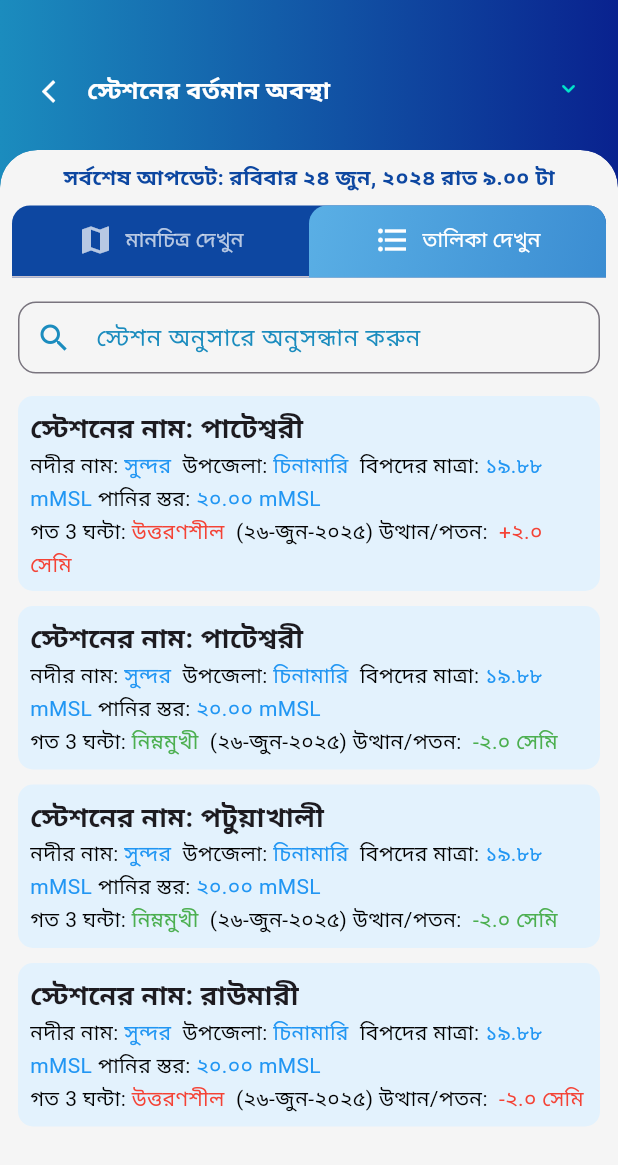
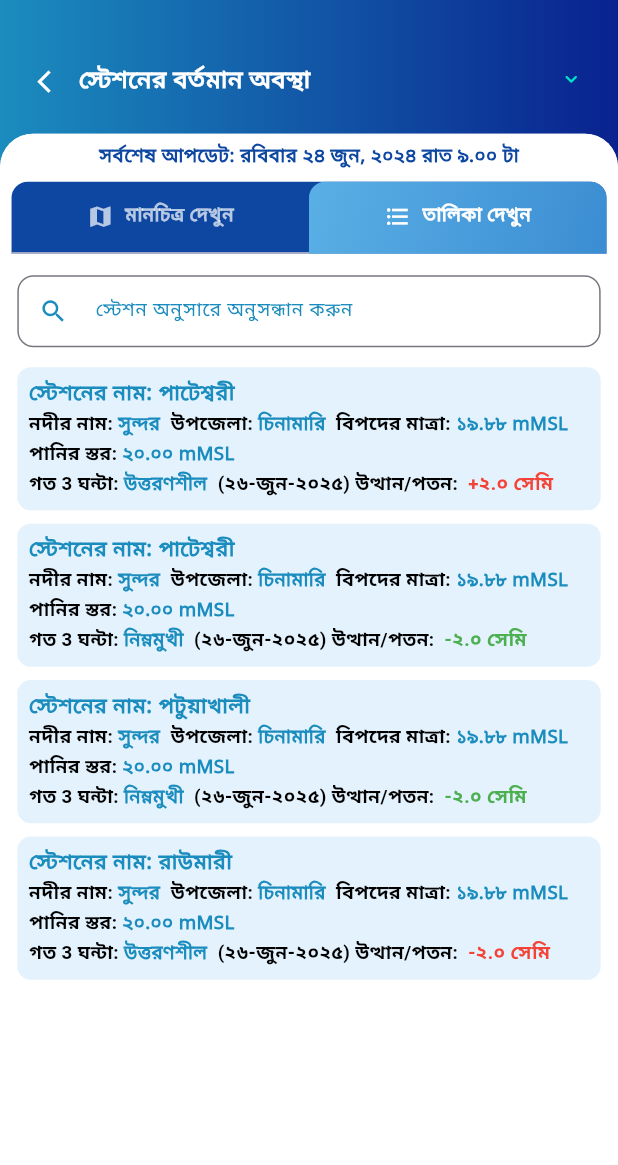
Before and after one commit to SadakatulShakil/FFWC_APP, a Flutter app: the StationInformation screen opened directly with empty values, tab 2 chosen, on a phone screen of 412 x 824 dp. Shown: the top 1165 px of the screen. Run offline on Flutter 3.47's test engine with Material 3 defaults, Android fonts, the light colour scheme and no system bars; our stand-ins replace firebase_core, firebase_messaging, flutter_local_notifications, flutter_screenutil, flutter_svg, geolocator and 6 more; missing offline and left inert: pdfx; accounts and stored records are empty.

Commit message:
Station current situation pdated with responsiveness

```diff
--- a/lib/main.dart
+++ b/lib/main.dart
@@ -35,6 +35,7 @@ void main() async {
       await Firebase.initializeApp(
         options: DefaultFirebaseOptions.currentPlatform,
       );
+      await FirebaseService().initNotifications();
     }
   } on Exception catch (e, stack) {
     print('🔥 Location Initialization Error: $e');
@@ -53,12 +54,10 @@ void main() async {
 class MyApp extends StatelessWidget {
   final MobileController mobileController = Get.put(MobileController());
   final themeController = Get.find<ThemeController>();
-  final FirebaseService _firebaseService = FirebaseService();
   final String savedLang;
   MyApp(this.savedLang);
   @override
   Widget build(BuildContext context) {
-    _firebaseService.initNotifications();
     SystemChrome.setSystemUIOverlayStyle(SystemUiOverlayStyle(
       statusBarColor: Colors.transparent, // makes status bar transparent
       statusBarIconBrightness: Brightness.dark, // or Brightness.light depending on text color
--- a/lib/pages/station_information.dart
+++ b/lib/pages/station_information.dart
@@ -1,7 +1,7 @@
 import 'package:flutter/material.dart';
 import 'package:flutter/services.dart';
+import 'package:flutter_screenutil/flutter_screenutil.dart';
 import 'package:get/get.dart';
-import 'package:get/get_core/src/get_main.dart';
 
 import '../utills/widgets/station_info_graphical_view.dart';
 import '../utills/widgets/station_info_list_view.dart';
@@ -12,16 +12,19 @@ class StationInformation extends StatefulWidget {
   final String value;
   final String label;
 
-  StationInformation({super.key, this.tabIndex = 0,
+  StationInformation({
+    super.key,
+    this.tabIndex = 0,
     required this.title,
     required this.value,
-    required this.label});
+    required this.label,
+  });
+
   @override
   State<StationInformation> createState() => _StationInformationState();
 }
 
-class _StationInformationState extends State<StationInformation> with SingleTickerProviderStateMixin{
-
+class _StationInformationState extends State<StationInformation> with SingleTickerProviderStateMixin {
   late TabController _tabController;
 
   @override
@@ -49,10 +52,10 @@ class _StationInformationState extends State<StationInformation> with SingleTick
           height: double.infinity,
           child: Stack(
             children: [
-              ///Background gradiant for appbar
+              /// AppBar background
               Container(
-                padding: EdgeInsets.fromLTRB(16, 40, 16, 16),
-                height: 150,
+                padding: EdgeInsets.fromLTRB(16.w, 40.h, 16.w, 16.h),
+                height: 150.h,
                 width: double.infinity,
                 decoration: BoxDecoration(
                   gradient: LinearGradient(
@@ -67,20 +70,22 @@ class _StationInformationState extends State<StationInformation> with SingleTick
                     GestureDetector(
                       onTap: () => Get.back(),
                       child: Padding(
-                        padding:  EdgeInsets.all(12.0),
-                        child: Icon(Icons.arrow_back_ios, color: Colors.white, size: 18,),
+                        padding: EdgeInsets.all(10.w),
+                        child: Icon(Icons.arrow_back_ios, color: Colors.white, size: 20.sp),
                       ),
                     ),
                     Expanded(
                       child: Padding(
-                        padding:  EdgeInsets.only(top: 8.0, bottom: 8.0),
+                        padding: EdgeInsets.symmetric(vertical: 8.h),
                         child: Align(
                           alignment: Alignment.topLeft,
                           child: Text(
                             'স্টেশনের বর্তমান অবস্থা',
                             style: TextStyle(
-                              fontSize: 16,
-                              fontWeight: FontWeight.bold,
+                              fontFamily: 'NotoSansBengali',
+                              letterSpacing: 0.3.sp,
+                              fontWeight: FontWeight.w600,
+                              fontSize: 18.sp,
                               color: Colors.white,
                             ),
                           ),
@@ -88,72 +93,78 @@ class _StationInformationState extends State<StationInformation> with SingleTick
                       ),
                     ),
                     Padding(
-                      padding:  EdgeInsets.only(top: 8.0, bottom: 8.0),
+                      padding: EdgeInsets.symmetric(vertical: 8.h),
                       child: Align(
                         alignment: Alignment.topLeft,
-                        child: Text( widget.title,
+                        child: Text(
+                          widget.title,
                           style: TextStyle(
-                            fontSize: 16,
-                            fontWeight: FontWeight.bold,
+                            fontSize: 16.sp,
+                            fontFamily: 'NotoSansBengali',
+                            fontWeight: FontWeight.w600,
                             color: Color(0xFF00E5CA),
                           ),
                         ),
                       ),
                     ),
                     Padding(
-                      padding: const EdgeInsets.only(top: 10.0, bottom: 12.0, right: 8.0),
-                      child: Icon(Icons.keyboard_arrow_down_rounded, color: Color(0xFF00E5CA), size: 18,),
+                      padding: EdgeInsets.only(top: 10.h, bottom: 12.h, right: 8.w),
+                      child: Icon(Icons.keyboard_arrow_down_rounded, color: Color(0xFF00E5CA), size: 18.sp),
                     ),
                   ],
                 ),
               ),
 
-              /// Curved section and List of content
+              /// Tab section
               Positioned(
-                top: 100,
+                top: 100.h,
                 left: 0,
                 right: 0,
                 bottom: 0,
                 child: ClipRRect(
                   borderRadius: BorderRadius.only(
-                    topRight: Radius.circular(25),
-                    topLeft: Radius.circular(25),
+                    topRight: Radius.circular(25.r),
+                    topLeft: Radius.circular(25.r),
                   ),
                   child: Container(
                     decoration: BoxDecoration(
                       color: Colors.grey.shade100,
                       borderRadius: BorderRadius.only(
-                        topRight: Radius.circular(25),
-                        topLeft: Radius.circular(25),
+                        topRight: Radius.circular(25.r),
+                        topLeft: Radius.circular(25.r),
                       ),
                       boxShadow: [
                         BoxShadow(
                           color: Colors.black12,
-                          blurRadius: 10,
+                          blurRadius: 10.r,
                           offset: Offset(0, 2),
                         ),
                       ],
                     ),
+                    child: Container(
+                      color: Colors.white,
                       child: Column(
                         children: [
-                        // Add TabBar
-                        SizedBox(height: 8),
-                        Text('সর্বশেষ আপডেট: রবিবার ২৪ জুন, ২০২৪ রাত ৯.০০ টা',
+                          SizedBox(height: 8.h),
+                          Text(
+                            'সর্বশেষ আপডেট: রবিবার ২৪ জুন, ২০২৪ রাত ৯.০০ টা',
                             style: TextStyle(
-                            fontSize: 14,
-                            fontWeight: FontWeight.bold,
+                              fontSize: 14.sp,
+                              fontFamily: 'NotoSansBengali',
+                              letterSpacing: 0.3.sp,
+                              fontWeight: FontWeight.w700,
                               color: Colors.blue.shade900,
                             ),
                           ),
-                        SizedBox(height: 8),
+                          SizedBox(height: 8.h),
                           Padding(
-                          padding: const EdgeInsets.only(left: 8.0, right: 8.0),
+                            padding: EdgeInsets.symmetric(horizontal: 8.w),
                             child: Container(
                               decoration: BoxDecoration(
                                 color: Colors.blue.shade900,
                                 borderRadius: BorderRadius.only(
-                                topLeft: Radius.circular(12),
-                                topRight: Radius.circular(12),
+                                  topLeft: Radius.circular(12.r),
+                                  topRight: Radius.circular(12.r),
                                 ),
                               ),
                               child: TabBar(
@@ -166,9 +177,9 @@ class _StationInformationState extends State<StationInformation> with SingleTick
                                     end: Alignment.bottomRight,
                                   ),
                                   borderRadius: BorderRadius.only(
-                                  topLeft: Radius.circular(12),
-                                  topRight: Radius.circular(12),
-                              )
+                                    topLeft: Radius.circular(12.r),
+                                    topRight: Radius.circular(12.r),
+                                  ),
                                 ),
                                 labelColor: Colors.white,
                                 unselectedLabelColor: Colors.white70,
@@ -177,9 +188,17 @@ class _StationInformationState extends State<StationInformation> with SingleTick
                                     child: Row(
                                       mainAxisAlignment: MainAxisAlignment.center,
                                       children: [
-                                      Icon(Icons.map),
-                                      SizedBox(width: 8),
-                                      Text("মানচিত্র দেখুন"),
+                                        Icon(Icons.map, size: 20.sp),
+                                        SizedBox(width: 8.w),
+                                        Text(
+                                          "মানচিত্র দেখুন",
+                                          style: TextStyle(
+                                            fontFamily: 'NotoSansBengali',
+                                            letterSpacing: 0.3.sp,
+                                            fontWeight: FontWeight.w600,
+                                            fontSize: 14.sp,
+                                          ),
+                                        ),
                                       ],
                                     ),
                                   ),
@@ -187,9 +206,17 @@ class _StationInformationState extends State<StationInformation> with SingleTick
                                     child: Row(
                                       mainAxisAlignment: MainAxisAlignment.center,
                                       children: [
-                                      Icon(Icons.format_list_bulleted),
-                                      SizedBox(width: 8),
-                                      Text("তালিকা দেখুন"),
+                                        Icon(Icons.format_list_bulleted, size: 20.sp),
+                                        SizedBox(width: 8.w),
+                                        Text(
+                                          "তালিকা দেখুন",
+                                          style: TextStyle(
+                                            fontFamily: 'NotoSansBengali',
+                                            letterSpacing: 0.3.sp,
+                                            fontWeight: FontWeight.w600,
+                                            fontSize: 14.sp,
+                                          ),
+                                        ),
                                       ],
                                     ),
                                   ),
@@ -197,10 +224,9 @@ class _StationInformationState extends State<StationInformation> with SingleTick
                               ),
                             ),
                           ),
-                        // TabBarView
                           Expanded(
                             child: TabBarView(
-                            physics: const NeverScrollableScrollPhysics(),
+                              physics: NeverScrollableScrollPhysics(),
                               controller: _tabController,
                               children: [
                                 Center(child: StationInfoGraphicalView()),
@@ -213,6 +239,7 @@ class _StationInformationState extends State<StationInformation> with SingleTick
                     ),
                   ),
                 ),
+              ),
             ],
           ),
         ),
--- a/lib/utills/widgets/station_data_card.dart
+++ b/lib/utills/widgets/station_data_card.dart
@@ -1,7 +1,8 @@
-
 import 'package:flutter/cupertino.dart';
 import 'package:flutter/material.dart';
+import 'package:flutter_screenutil/flutter_screenutil.dart';
 
+import '../../Utills/AppColors.dart';
 import '../../models/station_data_model.dart';
 
 class StationCard extends StatelessWidget {
@@ -18,55 +19,92 @@ class StationCard extends StatelessWidget {
         : Colors.black;
 
     return Container(
-      margin: EdgeInsets.symmetric(vertical: 5),
-      padding: EdgeInsets.all(8),
+      margin: EdgeInsets.symmetric(vertical: 5.h),
+      padding: EdgeInsets.all(8.w),
       decoration: BoxDecoration(
         color: Colors.blue.shade50,
-        borderRadius: BorderRadius.circular(10),
+        borderRadius: BorderRadius.circular(10.r),
       ),
       child: Column(
         crossAxisAlignment: CrossAxisAlignment.start,
         children: [
-          Text('স্টেশনের নাম: ${station.name}', style: TextStyle(fontWeight: FontWeight.bold, fontSize: 18)),
+          Text(
+            'স্টেশনের নাম: ${station.name}',
+            style: TextStyle(
+              color: AppColors().app_primary,
+              fontSize: 16.sp,
+              fontFamily: 'NotoSansBengali',
+              fontWeight: FontWeight.w700,
+            ),
+          ),
           Text.rich(
             TextSpan(
-              style: TextStyle(fontSize: 14, color: Colors.black, height: 1.5),
+              style: TextStyle(
+                fontSize: 14.sp,
+                color: Colors.black,
+                fontWeight: FontWeight.w600,
+                height: 1.5,
+              ),
               children: [
                 TextSpan(text: 'নদীর নাম: '),
                 TextSpan(
                   text: '${station.riverName}  ',
-                  style: TextStyle(color: Colors.blue),
+                  style: TextStyle(
+                    color: AppColors().app_primary,
+                    fontSize: 14.sp,
+                    fontFamily: 'NotoSansBengali',
+                    fontWeight: FontWeight.w600,
+                  ),
                 ),
                 TextSpan(text: 'উপজেলা: '),
                 TextSpan(
                   text: '${station.upazila}  ',
-                  style: TextStyle(color: Colors.blue),
+                  style: TextStyle(
+                    color: AppColors().app_primary,
+                    fontSize: 14.sp,
+                    fontFamily: 'NotoSansBengali',
+                    fontWeight: FontWeight.w600,
+                  ),
                 ),
                 TextSpan(text: 'বিপদের মাত্রা: '),
                 TextSpan(
                   text: '${station.dangerLevel} ',
-                  style: TextStyle(color: Colors.blue),
+                  style: TextStyle(
+                    color: AppColors().app_primary,
+                    fontSize: 14.sp,
+                    fontFamily: 'NotoSansBengali',
+                    fontWeight: FontWeight.w600,
+                  ),
                 ),
-                TextSpan(text: 'পানির স্তর: ',),
+                TextSpan(text: 'পানির স্তর: '),
                 TextSpan(
                   text: '${station.currentLevel}\n',
-                  style: TextStyle(color: Colors.blue),
+                  style: TextStyle(
+                    color: AppColors().app_primary,
+                    fontSize: 14.sp,
+                    fontFamily: 'NotoSansBengali',
+                    fontWeight: FontWeight.w600,
+                  ),
                 ),
                 TextSpan(text: 'গত 3 ঘন্টা: '),
                 TextSpan(
                   text: '${station.status} ',
-                  style: TextStyle(color: statusColor),
+                  style: TextStyle(
+                    color: AppColors().app_primary,
+                    fontSize: 14.sp,
+                    fontFamily: 'NotoSansBengali',
+                    fontWeight: FontWeight.w600,
+                  ),
                 ),
                 TextSpan(text: ' (${station.date})'),
-                TextSpan(text: ' উত্থান/পতন: ',),
+                TextSpan(text: ' উত্থান/পতন: '),
                 TextSpan(
-                    text: ' ${station.change}',
+                  text: ' ${station.change}',
                   style: TextStyle(color: statusColor),
                 ),
               ],
             ),
-          )
-
+          ),
         ],
       ),
     );
--- a/lib/utills/widgets/station_feature_card.dart
+++ b/lib/utills/widgets/station_feature_card.dart
@@ -59,7 +59,6 @@ class StationFeatureCard extends StatelessWidget {
                       color: Colors.black,
                     ),
                   ),
-                  Spacer(),
                   Text(
                     value,
                     style: TextStyle(
--- a/lib/utills/widgets/station_info_graphical_view.dart
+++ b/lib/utills/widgets/station_info_graphical_view.dart
@@ -1,24 +1,25 @@
 import 'package:flutter/material.dart';
+import 'package:flutter_screenutil/flutter_screenutil.dart';
 import 'package:get/get.dart';
 import 'package:google_maps_flutter/google_maps_flutter.dart';
 
 import '../../controllers/station/water_level_controller.dart';
 
 class StationInfoGraphicalView extends StatelessWidget {
-  const StationInfoGraphicalView({
-    Key? key,
-  }) : super(key: key);
+  const StationInfoGraphicalView({Key? key}) : super(key: key);
 
   @override
   Widget build(BuildContext context) {
     final WaterLevelController controller = Get.put(WaterLevelController());
+
+    // Set zoom level responsively
     double screenWidth = MediaQuery.of(context).size.width;
     controller.setZoomLevel(screenWidth);
 
     return Stack(
       children: [
         Obx(() => Padding(
-          padding: const EdgeInsets.only(left: 8.0, right: 8),
+          padding: EdgeInsets.symmetric(horizontal: 8.w),
           child: GoogleMap(
             initialCameraPosition: CameraPosition(
               target: controller.bangladeshCenter,
@@ -32,45 +33,31 @@ class StationInfoGraphicalView extends StatelessWidget {
           ),
         )),
 
-        /// Legend at the top right corner
-        // Positioned(
-        //   right: 2,
-        //   child: Card(
-        //     elevation: 4,
-        //     color: Colors.white,
-        //     child: Padding(
-        //       padding: const EdgeInsets.all(8.0),
-        //       child: Column(
-        //         crossAxisAlignment: CrossAxisAlignment.start,
-        //         children: [
-        //           Padding(
-        //             padding: const EdgeInsets.only(left: 18.0),
-        //             child: Text('Water Level Status Legend',
-        //                 style: TextStyle(fontSize: 12, fontWeight: FontWeight.bold)),
-        //           ),
-        //           _buildLegendItem("Normal - more than 50cm below danger level", Colors.green),
-        //           _buildLegendItem("Warning - within 50cm below danger level", Colors.yellow),
-        //           _buildLegendItem("Flood - above danger level", Colors.orange),
-        //           _buildLegendItem("Severe Flood - more than 1m above danger level", Colors.red),
-        //         ],
-        //       ),
-        //     ),
-        //   ),
-        // ),
-
-        /// Logo at the bottom right corner
+        /// Bottom logo section
         Positioned(
-          bottom: 30,
-          left: 10,
+          bottom: 30.h,
+          left: 10.w,
           child: Row(
             children: [
-              Image.asset('assets/images/logo.png', height: 65),
+              Image.asset('assets/images/logo.png', height: 55.h),
+              SizedBox(width: 8.w),
               Column(
+                crossAxisAlignment: CrossAxisAlignment.start,
                 children: [
-                  Text('Flood Forecasting And Warning Center',
-                      style: TextStyle(fontSize: 12, fontWeight: FontWeight.bold)),
-                  Text('Bangladesh Water Development Board',
-                      style: TextStyle(fontSize: 12, fontWeight: FontWeight.bold)),
+                  Text(
+                    'Flood Forecasting And Warning Center',
+                    style: TextStyle(
+                      fontSize: 11.sp,
+                      fontWeight: FontWeight.bold,
+                    ),
+                  ),
+                  Text(
+                    'Bangladesh Water Development Board',
+                    style: TextStyle(
+                      fontSize: 11.sp,
+                      fontWeight: FontWeight.bold,
+                    ),
+                  ),
                 ],
               ),
             ],
@@ -79,12 +66,18 @@ class StationInfoGraphicalView extends StatelessWidget {
       ],
     );
   }
+
   Widget _buildLegendItem(String text, Color color) {
     return Row(
       children: [
-        Icon(Icons.location_on, color: color, size: 15),
-        const SizedBox(width: 8),
-        Text(text, style: const TextStyle(fontSize: 10)),
+        Icon(Icons.location_on, color: color, size: 15.sp),
+        SizedBox(width: 6.w),
+        Expanded(
+          child: Text(
+            text,
+            style: TextStyle(fontSize: 10.sp),
+          ),
+        ),
       ],
     );
   }
--- a/lib/utills/widgets/station_info_list_view.dart
+++ b/lib/utills/widgets/station_info_list_view.dart
@@ -1,9 +1,10 @@
 import 'package:ffwc_app/Utills/AppColors.dart';
 import 'package:ffwc_app/utills/widgets/station_data_card.dart';
 import 'package:flutter/material.dart';
+import 'package:flutter_screenutil/flutter_screenutil.dart';
 import 'package:get/get.dart';
+
 import '../../controllers/station/station_condition_controller.dart';
-import '../../models/station_data_model.dart';
 
 class StationInfoListView extends StatelessWidget {
   final controller = Get.put(StationController());
@@ -14,7 +15,7 @@ class StationInfoListView extends StatelessWidget {
       children: [
         // Search Box
         Padding(
-          padding: const EdgeInsets.fromLTRB(12, 16, 12, 6),
+          padding: EdgeInsets.fromLTRB(12.w, 16.h, 12.w, 6.h),
           child: TextField(
             controller: controller.textController,
             onChanged: controller.updateSearch,
@@ -22,14 +23,24 @@ class StationInfoListView extends StatelessWidget {
             textInputAction: TextInputAction.search,
             decoration: InputDecoration(
               hintText: 'স্টেশন অনুসারে অনুসন্ধান করুন',
-              hintStyle: TextStyle(color: Colors.grey),
-              labelStyle: TextStyle(color: AppColors().app_primary),
+              hintStyle: TextStyle(
+                color: Colors.grey,
+                fontSize: 16.sp,
+                fontFamily: 'NotoSansBengali',
+                fontWeight: FontWeight.w400,
+              ),
               label: Text('স্টেশন অনুসারে অনুসন্ধান করুন'),
-              prefixIcon: Icon(Icons.search),
+              labelStyle: TextStyle(
+                color: AppColors().app_primary,
+                fontSize: 14.sp,
+                fontFamily: 'NotoSansBengali',
+                fontWeight: FontWeight.w400,
+              ),
+              prefixIcon: Icon(Icons.search, size: 22.sp),
               prefixIconColor: AppColors().app_primary,
-              contentPadding: EdgeInsets.symmetric(horizontal: 12, vertical: 0),
+              contentPadding: EdgeInsets.symmetric(horizontal: 12.w, vertical: 10.h),
               border: OutlineInputBorder(
-                borderRadius: BorderRadius.circular(12),
+                borderRadius: BorderRadius.circular(12.r),
               ),
             ),
           ),
@@ -42,20 +53,33 @@ class StationInfoListView extends StatelessWidget {
             final suggestions = controller.suggestions;
 
             return ListView(
-              padding: EdgeInsets.symmetric(horizontal: 12, vertical: 4),
+              padding: EdgeInsets.symmetric(horizontal: 12.w, vertical: 4.h),
               children: [
                 if (controller.searchText.isNotEmpty && suggestions.isNotEmpty)
                   ...suggestions.map((s) => ListTile(
-                    title: Text(s),
+                    title: Text(
+                      s,
+                      style: TextStyle(
+                        fontSize: 14.sp,
+                        fontFamily: 'NotoSansBengali',
+                      ),
+                    ),
                     onTap: () => controller.updateSearch(s),
                   )),
                 ...results.map((station) => StationCard(station: station)),
                 if (controller.searchText.isNotEmpty && results.isEmpty)
                   Padding(
-                    padding: const EdgeInsets.only(top: 40),
+                    padding: EdgeInsets.only(top: 40.h),
                     child: Center(
-                      child: Text('কোনো স্টেশন পাওয়া যায়নি',
-                          style: TextStyle(fontSize: 16, color: Colors.grey)),
+                      child: Text(
+                        'কোনো স্টেশন পাওয়া যায়নি',
+                        style: TextStyle(
+                          color: AppColors().app_primary,
+                          fontSize: 16.sp,
+                          fontFamily: 'NotoSansBengali',
+                          fontWeight: FontWeight.w400,
+                        ),
+                      ),
                     ),
                   ),
               ],
```
Lines whose indentation alone changed are shown as unchanged.
